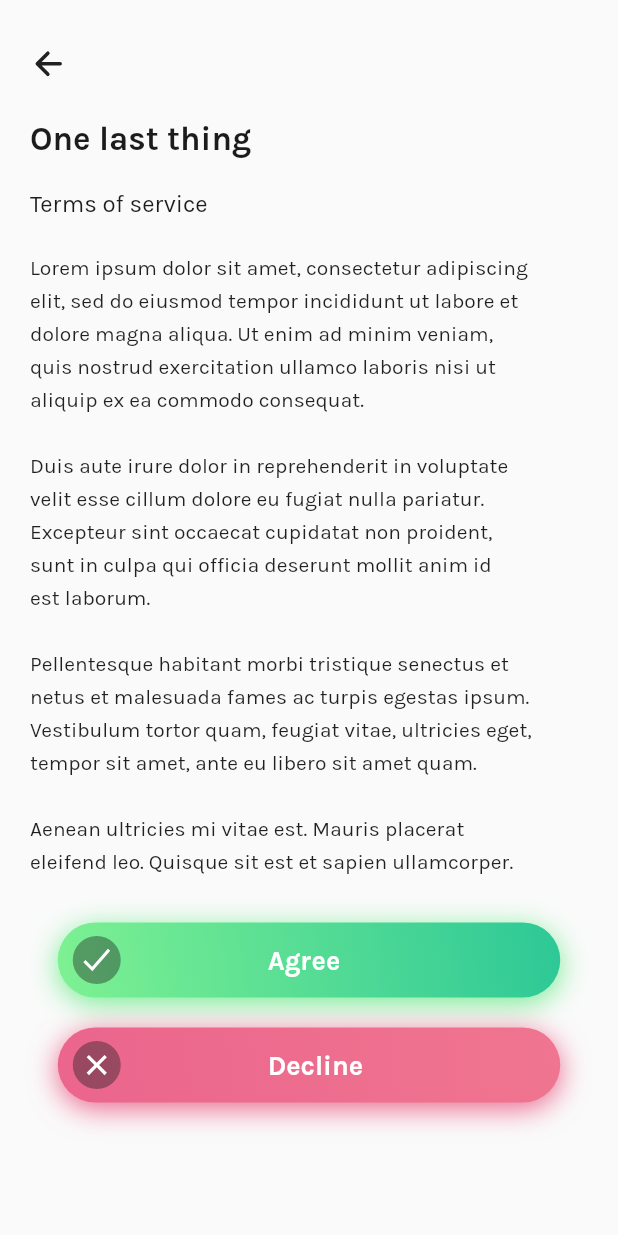
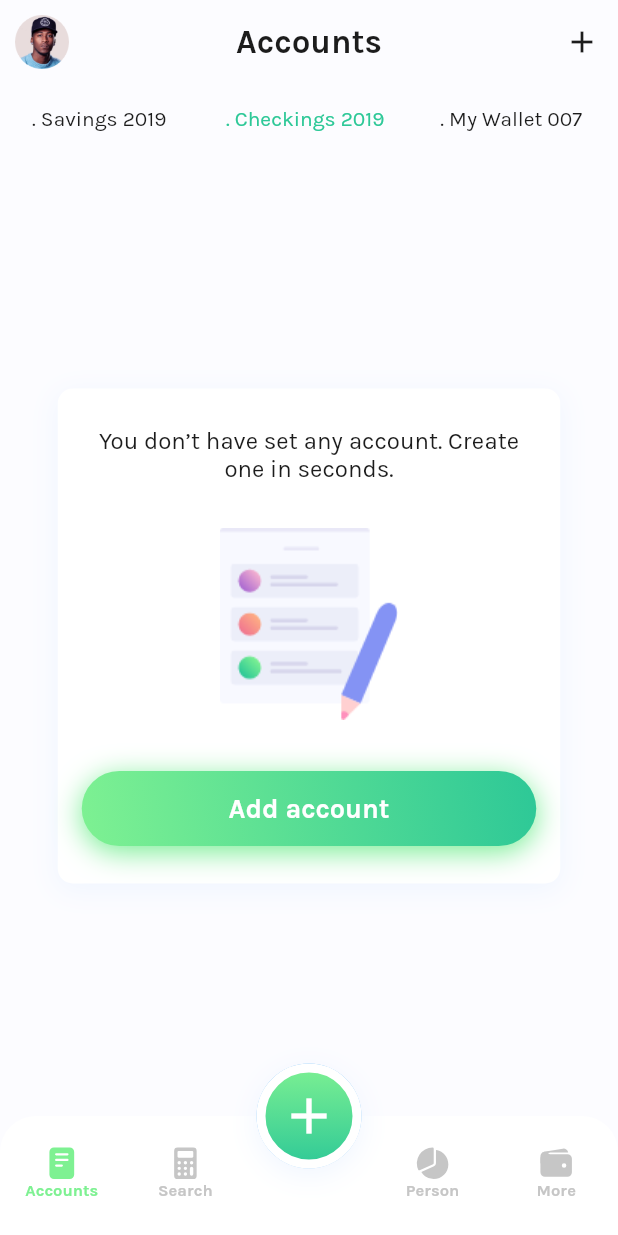
Before and after one commit to eyadkishawi01/Budget-Planner-Application, a Flutter app: the screen it shows after launch, on a phone screen of 412 x 824 dp. Run offline on Flutter 3.47's test engine with Material 2 defaults, Android fonts, the phone set to English and light mode, and no system bars; our stand-ins replace country_code_picker, ionicons; missing offline and left inert: country_list_pick.

Commit message:
Add Home Screen

```diff
--- /dev/null
+++ b/lib/Screens/home_screen.dart
@@ -0,0 +1,149 @@
+import 'package:budgetplannerui/Widgets/home_container.dart';
+import 'package:budgetplannerui/colors.dart';
+import 'package:budgetplannerui/textStyle.dart';
+import 'package:flutter/material.dart';
+import 'package:ionicons/ionicons.dart';
+
+class HomePage extends StatelessWidget {
+  const HomePage({Key? key}) : super(key: key);
+
+  @override
+  Widget build(BuildContext context) {
+    return DefaultTabController(
+      length: 3,
+      initialIndex: 1,
+      child: Scaffold(
+        backgroundColor: AppColors.background,
+        appBar: AppBar(
+          backgroundColor: AppColors.background,
+          shadowColor: Colors.transparent,
+          title: BoldText(text: "Accounts"),
+          centerTitle: true,
+          leading: InkWell(
+            onTap: () {},
+            child: Padding(
+              padding: const EdgeInsets.all(10.0),
+              child: ClipRRect(
+                child: Image.asset(
+                  'assets/profilePic.png',
+                  fit: BoxFit.cover,
+                  height: 10,
+                ),
+              ),
+            ),
+          ),
+          actions: [
+            IconButton(
+                onPressed: () {},
+                icon: Icon(
+                  Icons.add,
+                  color: AppColors.blackText,
+                ))
+          ],
+          bottom: TabBar(
+              unselectedLabelColor: AppColors.blackText,
+              labelColor: AppColors.endGreen,
+              indicatorColor: Colors.transparent,
+              labelPadding: const EdgeInsets.only(right: 5),
+              tabs: const [
+                Tab(text: '. Savings 2019'),
+                Tab(text: '. Checkings 2019'),
+                Tab(text: '. My Wallet 007')
+              ]),
+        ),
+        body: const TabBarView(
+          children: [
+            TabTwoPage(),
+            TabTwoPage(),
+            TabTwoPage(),
+          ],
+        ),
+        floatingActionButton: Padding(
+          padding: EdgeInsets.only(top: 0),
+          child: SizedBox(
+            height: 70,
+            width: 70,
+            child: FloatingActionButton(
+              elevation: 0,
+              onPressed: () {},
+              child: Container(
+                height: 75,
+                width: 75,
+                decoration: BoxDecoration(
+                  border: Border.all(color: Colors.white, width: 6),
+                  shape: BoxShape.circle,
+                  gradient: LinearGradient(
+                    begin: Alignment.bottomCenter,
+                    end: Alignment.topCenter,
+                    colors: [
+                      AppColors.endGreen,
+                      AppColors.startGreen,
+                    ],
+                  ),
+                  boxShadow: [
+                    BoxShadow(
+                      color: AppColors.shadowContainer,
+                      blurRadius: 16,
+                      offset: const Offset(0, 4), // Shadow position
+                    ),
+                  ],
+                ),
+                child: const Icon(Icons.add, size: 40),
+              ),
+            ),
+          ),
+        ),
+        floatingActionButtonLocation: FloatingActionButtonLocation.centerDocked,
+        bottomNavigationBar: Container(
+          height: 80.0,
+          padding: const EdgeInsets.only(top: 10.0, right: 0),
+          alignment: Alignment.topCenter,
+          decoration: BoxDecoration(
+            borderRadius: const BorderRadius.only(
+                topLeft: Radius.circular(24), topRight: Radius.circular(24)),
+            color: AppColors.witheText,
+          ),
+          child: Theme(
+            data: Theme.of(context).copyWith(
+              // sets the background color of the `BottomNavigationBar`
+              canvasColor: Colors.transparent,
+              shadowColor: Colors.transparent,
+              highlightColor: Colors.transparent,
+              splashColor: Colors.transparent,
+              hoverColor: Colors.transparent,
+
+              // sets the active color of the `BottomNavigationBar` if `Brightness` is ligh
+            ), // sets the inactive color of the `BottomNavigationBar`
+            child: BottomNavigationBar(
+                type: BottomNavigationBarType.fixed,
+                currentIndex: 0,
+                selectedItemColor: AppColors.startGreen,
+                unselectedItemColor: AppColors.unSelected,
+                selectedLabelStyle:
+                    const TextStyle(fontWeight: FontWeight.bold, fontSize: 11),
+                unselectedLabelStyle:
+                    const TextStyle(fontSize: 11, fontWeight: FontWeight.bold),
+                items: const [
+                  BottomNavigationBarItem(
+                      icon: Icon(Ionicons.reader),
+                      label: 'Accounts',
+                      backgroundColor: Colors.black),
+                  BottomNavigationBarItem(
+                      icon: Icon(Ionicons.calculator), label: 'Search'),
+                  BottomNavigationBarItem(
+                      icon: Icon(
+                        Icons.bookmark_border,
+                        color: Colors.transparent,
+                      ),
+                      label: ""),
+                  BottomNavigationBarItem(
+                      icon: Icon(Ionicons.pie_chart), label: 'Person'),
+                  BottomNavigationBarItem(
+                      icon: Icon(Ionicons.wallet), label: 'More'),
+                ]),
+          ),
+        ),
+      ),
+    );
+  }
+}
--- a/lib/Screens/one_last_hting_screen.dart
+++ b/lib/Screens/one_last_hting_screen.dart
@@ -49,6 +49,7 @@ class OneLastThingPage extends StatelessWidget {
                     ],
                   ),
                 ),
+                const SizedBox(height: 20),
                 Center(
                   child: Column(
                     children: [
--- a/lib/Widgets/green_button.dart
+++ b/lib/Widgets/green_button.dart
@@ -35,6 +35,7 @@ class GreenButton extends StatelessWidget {
         ],
       ),
       child: TextButton(
+          style: const ButtonStyle(splashFactory: NoSplash.splashFactory),
           onPressed: () {},
           child: Text(
             text,
--- /dev/null
+++ b/lib/Widgets/home_container.dart
@@ -0,0 +1,47 @@
+import 'package:budgetplannerui/Widgets/green_button.dart';
+import 'package:budgetplannerui/colors.dart';
+import 'package:budgetplannerui/textStyle.dart';
+import 'package:flutter/material.dart';
+
+class TabTwoPage extends StatelessWidget {
+  const TabTwoPage({Key? key}) : super(key: key);
+
+  @override
+  Widget build(BuildContext context) {
+    return Scaffold(
+      body: SafeArea(
+          child: Center(
+        child: Container(
+          decoration: BoxDecoration(
+            color: AppColors.witheText,
+            borderRadius: BorderRadius.circular(10),
+            boxShadow: [
+              BoxShadow(
+                color: AppColors.shadowContainer,
+                blurRadius: 16,
+                offset: const Offset(0, 4), // Shadow position
+              ),
+            ],
+          ),
+          width: 335,
+          height: 330,
+          child: Padding(
+            padding: const EdgeInsets.symmetric(vertical: 25, horizontal: 15),
+            child: Column(
+              children: [
+                RegularText(
+                    text:
+                        "You don’t have set any account. Create one in seconds.",
+                    size: 16),
+                const SizedBox(height: 30),
+                Image.asset("assets/list.png", fit: BoxFit.cover),
+                const Spacer(),
+                GreenButton(text: "Add account", width: 303),
+              ],
+            ),
+          ),
+        ),
+      )),
+    );
+  }
+}
--- a/lib/colors.dart
+++ b/lib/colors.dart
@@ -20,6 +20,6 @@ class AppColors {
   static final Color startRed2 = const Color(0xFFEB658D);
   static final Color endRed2 = const Color(0xFFF8798F);
   static final Color background = const Color(0xFFFCFCFF);
-  // static final Color background = const Color(0xFFFCFCFF);
-  // static final Color startyellow = const Color(0xFF7EF192);
+  static final Color shadowContainer = const Color(0xFFEFF5FF);
+  static final Color unSelected = const Color(0xFFC6C6C6);
 }
--- a/lib/main.dart
+++ b/lib/main.dart
@@ -1,3 +1,5 @@
+import 'Widgets/home_container.dart';
+import 'Screens/home_screen.dart';
 import 'Screens/one_last_hting_screen.dart';
 import 'Screens/splash1_screen.dart';
 import 'colors.dart';
@@ -18,11 +20,15 @@ class MyApp extends StatelessWidget {
     return MaterialApp(
       debugShowCheckedModeBanner: false,
       theme: ThemeData(
-        fontFamily: 'Karla',
-        primaryColor: Colors.black,
-      ),
+          splashColor: Colors.transparent,
+          highlightColor: Colors.transparent,
+          hoverColor: Colors.transparent,
+          splashFactory: NoSplash.splashFactory,
+          fontFamily: 'Karla',
+          primaryColor: Colors.black,
+          scaffoldBackgroundColor: AppColors.background),
       title: 'Welcome to Flutter',
-      home: OneLastThingPage(),
+      home: HomePage(),
     );
   }
 }
--- a/lib/textStyle.dart
+++ b/lib/textStyle.dart
@@ -27,7 +27,11 @@ class RegularText extends StatelessWidget {
   Widget build(BuildContext context) {
     return Text(
       text,
-      style: TextStyle(fontSize: size, color: AppColors.blackText),
+      textAlign: TextAlign.center,
+      style: TextStyle(
+        fontSize: size,
+        color: AppColors.blackText,
+      ),
     );
   }
 }
```
Also changed, not shown: assets/list.png (added).
